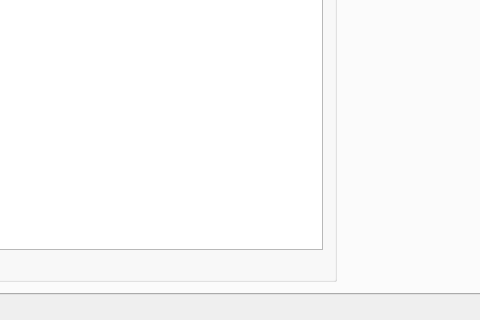
The window that OpenKJ/mainwindow.ui (OpenKJ/OpenKJ) describes before a commit, drawn with Qt 5; both pictures show x 438 to 918 and y 487 to 807 of the 1309 by 807 pixel window.
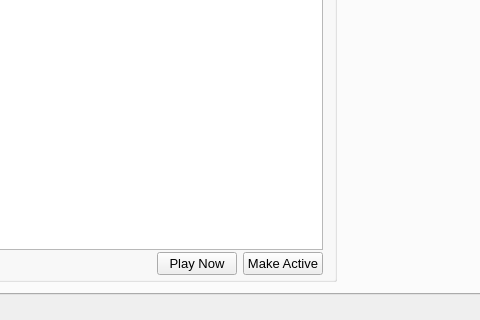
The same window after the commit. Icons and pictures are not drawn. Custom widgets are drawn as their Qt base class.

Commit message:
Add buttons and menus
 - For singer, made 'activate' only work in the first (microphone icon) column
 - Added buttons to start playing / activate singer
 - Added context menu item for add-to queue and play now.

Patch:
```diff
--- a/OpenKJ/mainwindow.ui
+++ b/OpenKJ/mainwindow.ui
@@ -554,6 +554,20 @@
                       </property>
                      </spacer>
                     </item>
+                    <item>
+                     <widget class="QPushButton" name="pushButtonPlayNow">
+                      <property name="text">
+                       <string>Play Now</string>
+                      </property>
+                     </widget>
+                    </item>
+                    <item>
+                     <widget class="QPushButton" name="pushButtonActivateSinger">
+                      <property name="text">
+                       <string>Make Active</string>
+                      </property>
+                     </widget>
+                    </item>
                    </layout>
                   </widget>
                  </item>
```
Left out of the diff: 2 changed lines with no effect on the pictures. The commit also changes 2 other files.
